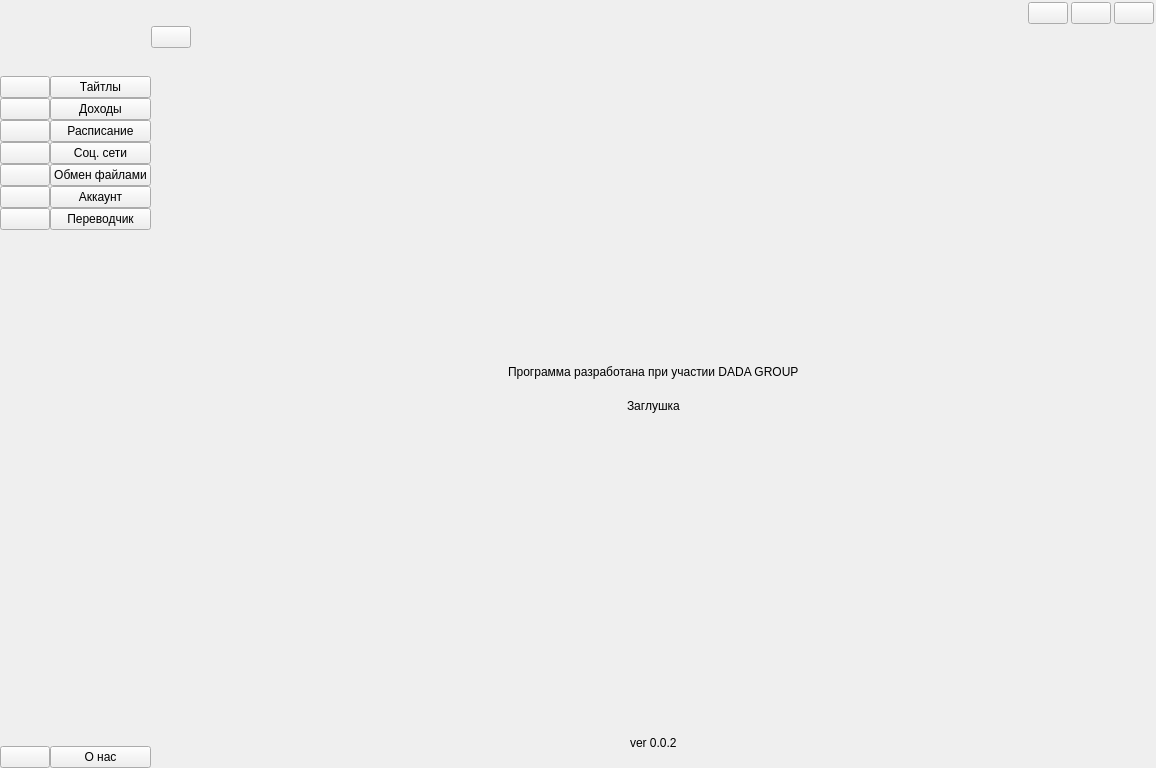
Before: the Qt Designer form front/ui.ui in Resmko99/Is-for-translator, drawn with Qt 5.
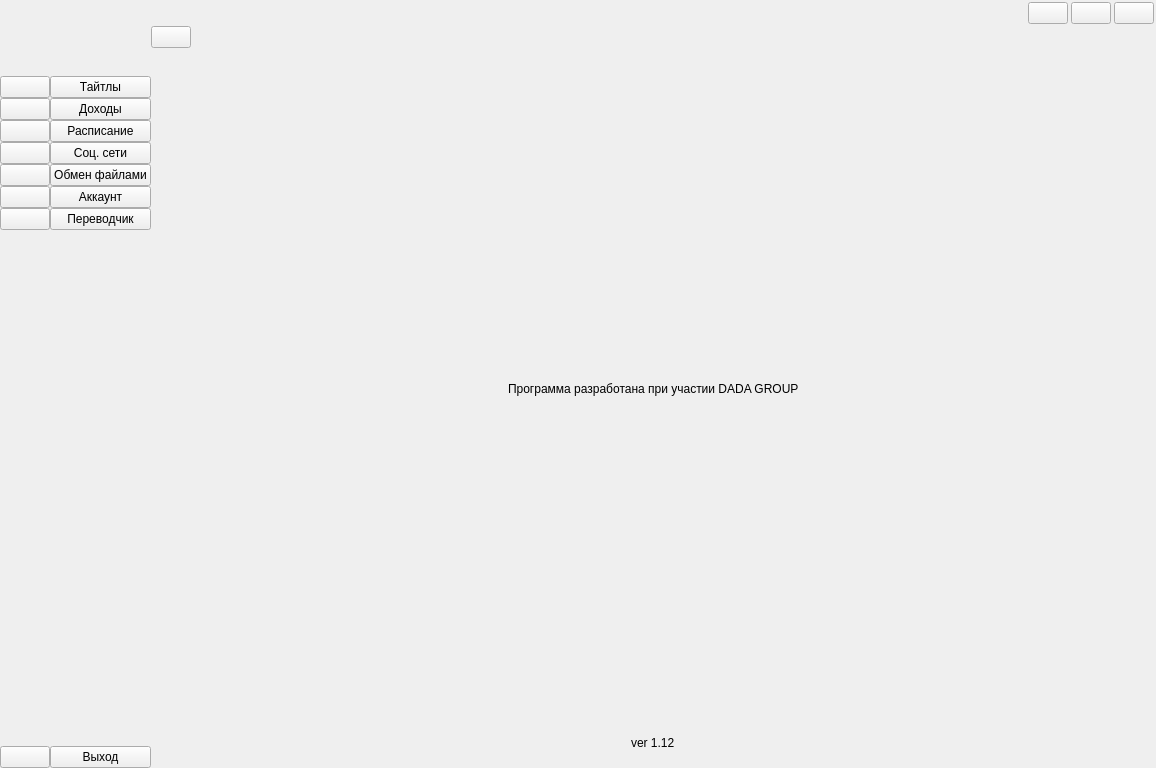
After: the same form once the commit is applied. The open tabs and pages were chosen to show the change. Icons and pictures are not drawn.

The edit to the form file:
```diff
--- a/front/ui.ui
+++ b/front/ui.ui
@@ -1180,7 +1180,7 @@
            <item>
             <widget class="QPushButton" name="aboutUs_2">
              <property name="text">
-              <string>О нас</string>
+              <string>Выход</string>
              </property>
              <property name="icon">
               <iconset resource="resource.qrc">
@@ -1192,12 +1192,6 @@
                <height>20</height>
               </size>
              </property>
-             <property name="checkable">
-              <bool>true</bool>
-             </property>
-             <property name="autoExclusive">
-              <bool>true</bool>
-             </property>
             </widget>
            </item>
           </layout>
@@ -4735,13 +4729,6 @@
                  </property>
                 </widget>
                </item>
-               <item row="1" column="0" alignment="Qt::AlignHCenter">
-                <widget class="QLabel" name="plugLabel">
-                 <property name="text">
-                  <string>Заглушка</string>
-                 </property>
-                </widget>
-               </item>
               </layout>
              </widget>
             </item>
@@ -4757,7 +4744,7 @@
                <item row="0" column="0" alignment="Qt::AlignHCenter">
                 <widget class="QLabel" name="verLabel">
                  <property name="text">
-                  <string>ver 0.0.2</string>
+                  <string>ver 1.12</string>
                  </property>
                 </widget>
                </item>
```
Left out of the diff: 526 changed lines with no effect on the pictures.
